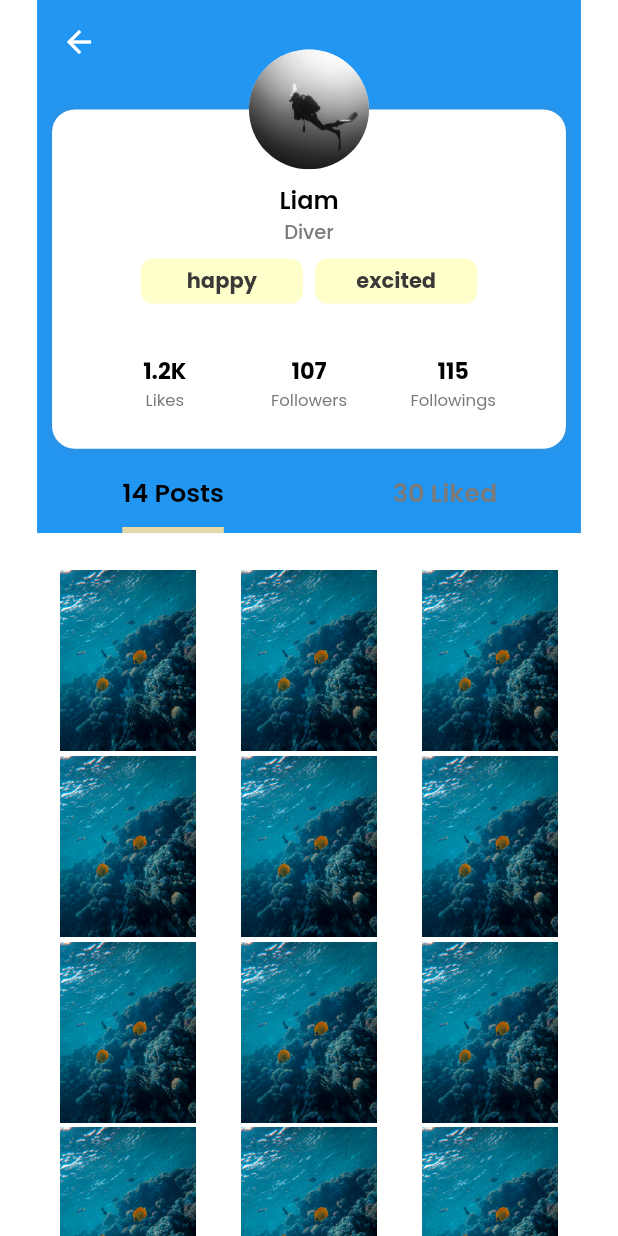
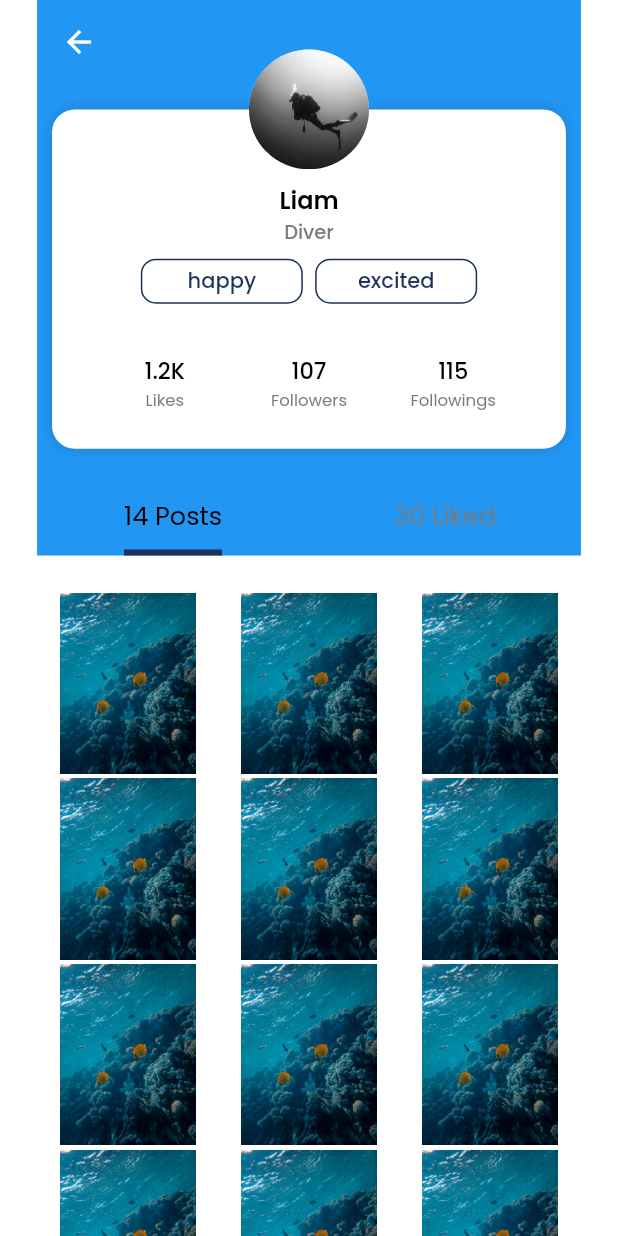
Before and after one commit to mououkouou/flutterSocialApplication, a Flutter app: the AccountPage screen opened by its route, on a phone screen of 412 x 824 dp. Run offline on Flutter 3.47's test engine with Material 2 defaults, Android fonts, the phone set to English and light mode, and no system bars; our stand-ins replace firebase_auth, flutter_signin_button, get, google_fonts, google_sign_in, image_picker; accounts and stored records are empty; network calls fail.

Commit message:
[수정] accountpage, themeData

```diff
--- a/lib/Views/accountPage.dart
+++ b/lib/Views/accountPage.dart
@@ -53,7 +53,7 @@ class _AccountPageState extends State<AccountPage> with SingleTickerProviderStat
               SliverAppBar
               (
                 flexibleSpace: FlexibleSpaceBar(background: _buildProfile()),
-                expandedHeight: 240+sh10+sh4,
+                expandedHeight: 255+sh10+sh4,
                 pinned: true,
                 floating: true,
                 forceElevated: innerBoxIsScrolled,
@@ -65,10 +65,10 @@ class _AccountPageState extends State<AccountPage> with SingleTickerProviderStat
                             Tab(text: '30 Liked',)
                           ],
                           labelColor: defaultColor,
-                          labelStyle: GoogleFonts.poppins(textStyle: TextStyle(fontSize: 17, fontWeight: FontWeight.w600)),
+                          labelStyle: GoogleFonts.poppins(textStyle: TextStyle(fontSize: 17, fontWeight: FontWeight.w400)),
                           indicatorSize: TabBarIndicatorSize.label,
                           indicatorWeight: 4.0,
-                          indicatorColor: pointColor,
+                          indicatorColor: mainColor,
                           unselectedLabelColor: greyColor,
                           controller: _tabController
                         ),
@@ -103,7 +103,7 @@ class _AccountPageState extends State<AccountPage> with SingleTickerProviderStat
                 (
                   boxShadow: boxShadow
                   (
-                    boxShadowColor: greyColor,
+                    boxShadowColor: mainColor,
                     offsetX: 0,
                     offsetY: 0,
                   )
@@ -143,14 +143,15 @@ class _AccountPageState extends State<AccountPage> with SingleTickerProviderStat
                         (
                           width: 108,
                           height: 30,
-                          boxDecoration: boxDecoration(backgroundColor: mainColor,borderRadius: 8.0),
+                          boxDecoration: BoxDecoration( borderRadius: BorderRadius.circular(10),
+                                            border: Border.all(color: mainColor,width: 1.0)),
                           widget: Align
                                       (
                                         child: settingText
                                         (
                                           profileMood[0],
-                                          color: boxTextColor,
-                                          weight: FontWeight.w700,
+                                          color: mainColor,
+                                          weight: FontWeight.w500,
                                         ),
                                       )
                         ),
@@ -164,14 +165,15 @@ class _AccountPageState extends State<AccountPage> with SingleTickerProviderStat
                               (
                                 width: 108,
                                 height: 30,
-                                boxDecoration: boxDecoration(backgroundColor: mainColor,borderRadius: 8.0),
+                                boxDecoration: BoxDecoration( borderRadius: BorderRadius.circular(10),
+                                            border: Border.all(color: mainColor,width: 1.0)),
                                 widget: Align
                                         (
                                           child: settingText
                                                   (
                                                     profileMood[1],
-                                                    color: boxTextColor,
-                                                    weight: FontWeight.w700,
+                                                    color: mainColor,
+                                                    weight: FontWeight.w500,
                                                   ),
                                         )
                               )
@@ -191,7 +193,7 @@ class _AccountPageState extends State<AccountPage> with SingleTickerProviderStat
                           Expanded(
                             child: Column(
                               children: [
-                                settingText('1.2K', size: 15, weight: FontWeight.w700),
+                                settingText('1.2K', size: 15, weight: FontWeight.w500),
                                 settingText('Likes', size: 11, color: greyColor)
                               ],
                             ),
@@ -199,7 +201,7 @@ class _AccountPageState extends State<AccountPage> with SingleTickerProviderStat
                           Expanded(
                             child: Column(
                               children: [
-                                settingText('107', size: 15, weight: FontWeight.w700),
+                                settingText('107', size: 15, weight: FontWeight.w500),
                                 settingText('Followers', size: 11, color: greyColor)
                               ],
                             ),
@@ -207,7 +209,7 @@ class _AccountPageState extends State<AccountPage> with SingleTickerProviderStat
                           Expanded(
                             child: Column(
                               children: [
-                                settingText('115', size: 15, weight: FontWeight.w700),
+                                settingText('115', size: 15, weight: FontWeight.w500),
                                 settingText('Followings', size: 11, color: greyColor)
                               ],
                             ),
--- a/lib/Views/createPage.dart
+++ b/lib/Views/createPage.dart
@@ -1,6 +1,4 @@
 import 'dart:io';
-
-import 'package:DiveSocialApp/Layout/backgroundBox.dart';
 import 'package:DiveSocialApp/Layout/boxWidgetComponent.dart';
 import 'package:DiveSocialApp/themeData.dart';
 import 'package:flutter/cupertino.dart';
--- a/lib/Views/homePage.dart
+++ b/lib/Views/homePage.dart
@@ -1,4 +1,5 @@
 import 'package:DiveSocialApp/Layout/boxWidgetComponent.dart';
+import 'package:DiveSocialApp/Layout/postComponent.dart';
 import 'package:DiveSocialApp/Layout/profile.dart';
 import 'package:DiveSocialApp/Views/postPage.dart';
 import 'package:flutter/material.dart';
--- a/lib/themeData.dart
+++ b/lib/themeData.dart
@@ -3,9 +3,8 @@ import 'package:get/get.dart';
 import 'package:google_fonts/google_fonts.dart';
 
 //ColorData
-const mainColor = Color(0xFFFFFFCC); //연한색
-const pointColor = Color(0xFFE4D9A7); //진한색
-const boxTextColor = Color(0xFF3B3838); // 배경 main or point 사용된 박스에 들어갈 글자색
+const mainColor = Color(0xFF1D315B); //연한색
+const boxTextColor = Color(0xFF686868); // 배경 main or point 사용된 박스에 들어갈 글자색
 
 const whiteColor = Color(0xFFFFFFFF);
 const defaultColor = Color(0xFF000000);
```
Also changed, not shown: lib/Layout/backgroundBox.dart (deleted, +0 -17 lines), lib/Layout/boxWidgetComponent.dart (+15 -41 lines), lib/Layout/postComponent.dart (added, +43 -0 lines), lib/Views/postPage.dart (+22 -1 lines).
